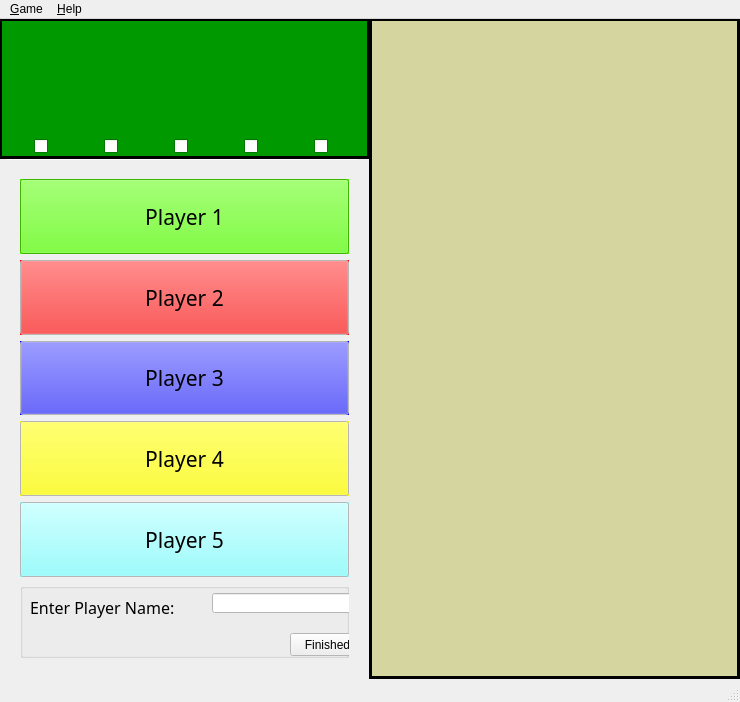
Old version of the form FinalProject/Yahtzee/gamewindow.ui in the repository kiloecho78/CS4865.
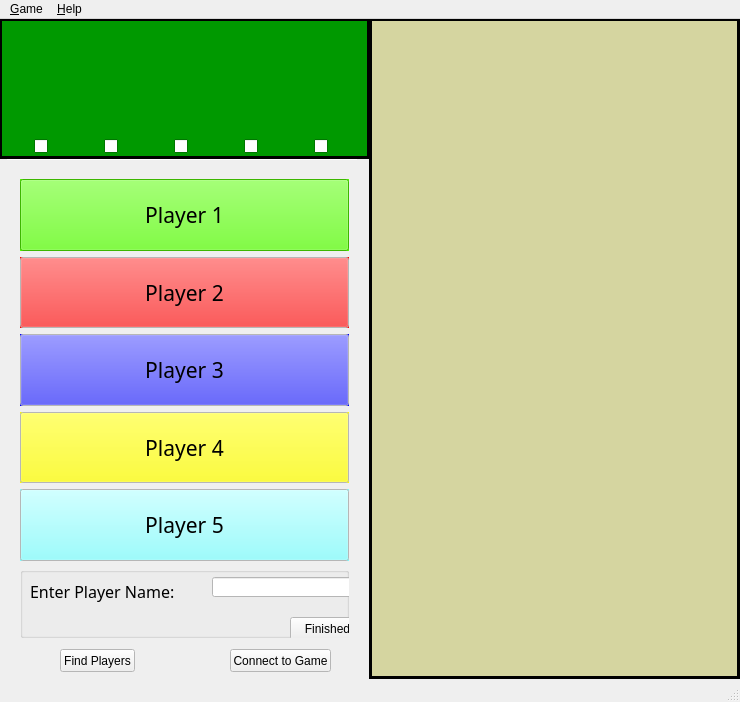
New version of the form. Icons and pictures are not drawn.

Commit message: Added buttons to connect to server/game

Patch:
```diff
--- a/FinalProject/Yahtzee/gamewindow.ui
+++ b/FinalProject/Yahtzee/gamewindow.ui
@@ -358,7 +358,7 @@
       <x>9</x>
       <y>149</y>
       <width>351</width>
-      <height>501</height>
+      <height>481</height>
      </rect>
     </property>
     <layout class="QVBoxLayout" name="verticalLayout">
@@ -1101,6 +1101,32 @@
      </item>
     </layout>
    </widget>
+   <widget class="QPushButton" name="broadCastButton">
+    <property name="geometry">
+     <rect>
+      <x>60</x>
+      <y>630</y>
+      <width>75</width>
+      <height>23</height>
+     </rect>
+    </property>
+    <property name="text">
+     <string>Find Players</string>
+    </property>
+   </widget>
+   <widget class="QPushButton" name="gameConnect">
+    <property name="geometry">
+     <rect>
+      <x>230</x>
+      <y>630</y>
+      <width>101</width>
+      <height>23</height>
+     </rect>
+    </property>
+    <property name="text">
+     <string>Connect to Game</string>
+    </property>
+   </widget>
   </widget>
   <widget class="QMenuBar" name="menuBar">
    <property name="geometry">
```
The commit also changes 2 other files.
